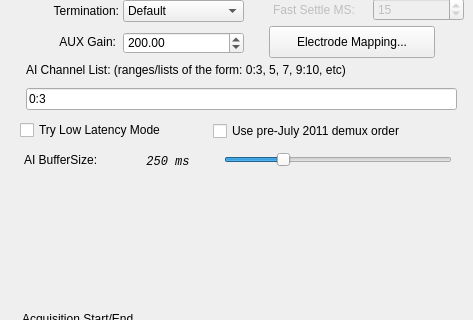
Old version of the form ConfigureDialog.ui in the repository acorver/SpikeGL; both pictures show x 0 to 473 and y 214 to 534 of the 473 by 748 pixel window.
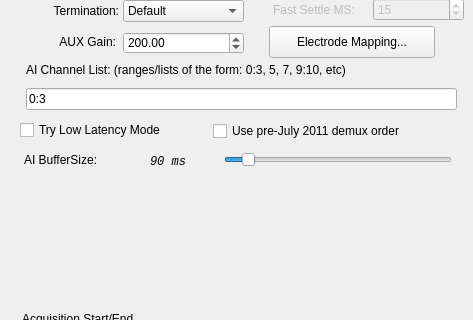
New version of the form. Icons and pictures are not drawn.

Commit message: Updated documentation to include description of ai bufsize slider, updated default for aibufsize slider to 90ms

Patch:
```diff
--- a/ConfigureDialog.ui
+++ b/ConfigureDialog.ui
@@ -748,7 +748,7 @@
     <number>100</number>
    </property>
    <property name="value">
-    <number>25</number>
+    <number>9</number>
    </property>
    <property name="orientation">
     <enum>Qt::Horizontal</enum>
@@ -783,7 +783,7 @@
     </font>
    </property>
    <property name="text">
-    <string>250 ms</string>
+    <string>90 ms</string>
    </property>
    <property name="alignment">
     <set>Qt::AlignCenter</set>
```
Left out of the diff: 27 changed lines with no effect on the pictures. The commit also changes 5 other files.
